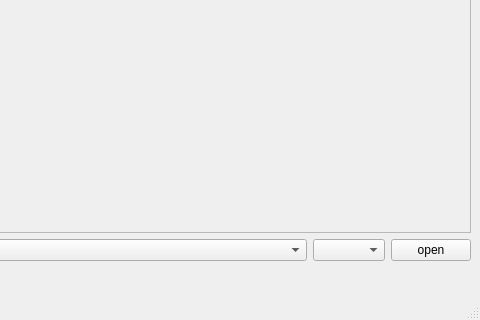
Before: the Qt Designer form mainwindow.ui in Songrov-ilya/BibleApp, drawn with Qt 5; both pictures show x 242 to 722 and y 263 to 583 of the 722 by 583 pixel window.
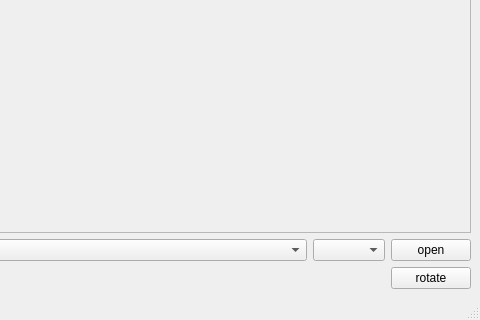
After: the same form once the commit is applied.

The edit to the form file:
```diff
--- a/mainwindow.ui
+++ b/mainwindow.ui
@@ -65,6 +65,13 @@
     <item row="1" column="3">
      <widget class="QComboBox" name="comboBoxChapter"/>
     </item>
+    <item row="3" column="4">
+     <widget class="QPushButton" name="pushButtonRotate">
+      <property name="text">
+       <string>rotate</string>
+      </property>
+     </widget>
+    </item>
    </layout>
   </widget>
   <widget class="QMenuBar" name="menubar">
```
Left out of the diff: 36 changed lines with no effect on the pictures.
